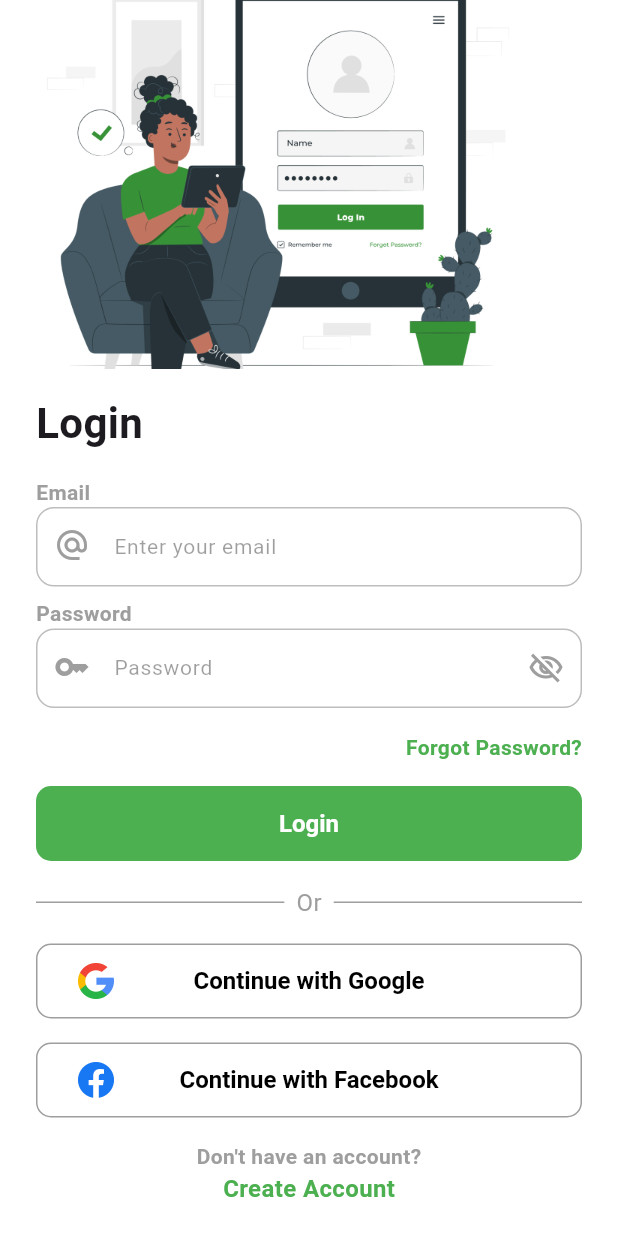
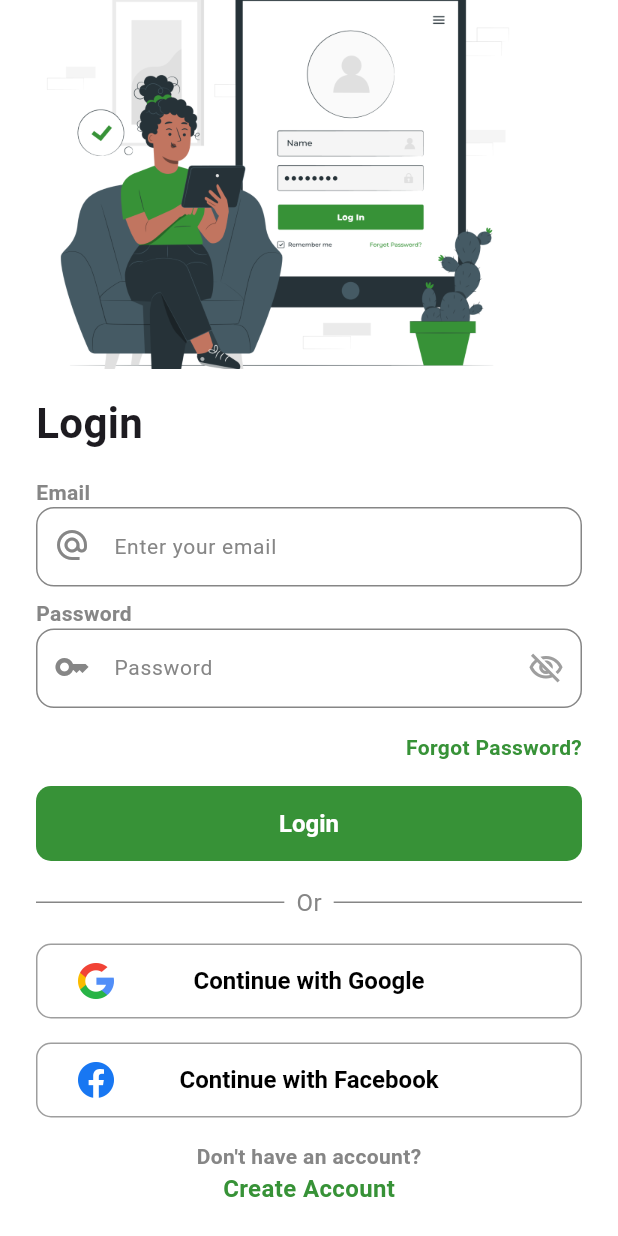
Before and after one commit to jamydevelop/Flutter-Upark-Driver, a Flutter app: the screen it shows after launch, on a phone screen of 412 x 824 dp. Run offline on Flutter 3.47's test engine with Material 3 defaults, Android fonts, the phone set to English and light mode, and no system bars; Roboto replaces fonts that are missing (Poppins).

Commit message:
added color.dart and implement it.

```diff
--- /dev/null
+++ b/upark_driver/lib/core/resources/colors.dart
@@ -0,0 +1,9 @@
+import 'dart:ui';
+
+/*In Flutter and Dart,
+you use the Color class with a hexadecimal integer to define colors.
+The color code should be prefixed with (0xFF)
+to include the alpha (opacity) channel.
+Here's how you can write your color constant: */
+const Color darkGreen = Color(0xFF379237);
+const Color grey = Color(0xFF868686);
--- a/upark_driver/lib/features/login/widget/button/login_button.widget.dart
+++ b/upark_driver/lib/features/login/widget/button/login_button.widget.dart
@@ -1,4 +1,5 @@
 import 'package:flutter/material.dart';
+import 'package:upark_driver/core/resources/colors.dart';
 import 'package:upark_driver/core/widget/common_button.dart';
 
 class LoginButtonWidget extends StatelessWidget {
@@ -12,7 +13,7 @@ class LoginButtonWidget extends StatelessWidget {
         Expanded(
           child: CommonButton(
             foregroundColor: Colors.white,
-            backgroundColor: Colors.green,
+            backgroundColor: darkGreen,
             child: Text(
               "Login",
               style: TextStyle(
--- a/upark_driver/lib/features/login/widget/text_field/email_textfield.widget.dart
+++ b/upark_driver/lib/features/login/widget/text_field/email_textfield.widget.dart
@@ -1,4 +1,5 @@
 import 'package:flutter/material.dart';
+import 'package:upark_driver/core/resources/colors.dart';
 import 'package:upark_driver/core/widget/common_text_field.dart';
 
 class EmailTextfieldWidget extends StatelessWidget {
@@ -8,9 +9,10 @@ class EmailTextfieldWidget extends StatelessWidget {
   Widget build(BuildContext context) {
     return CommonTextField(
       hintText: "Enter your email",
+      hintTextStyle: TextStyle(color: grey),
       prefixIcon: Icon(
         Icons.alternate_email,
-        color: Colors.grey,
+        color: grey,
       ),
       onFieldSubmitted: (value) {
         // Hide the on-screen keyboard
@@ -19,7 +21,7 @@ class EmailTextfieldWidget extends StatelessWidget {
       keyboardType: TextInputType.emailAddress,
       inputBorder: OutlineInputBorder(
         borderRadius: BorderRadius.circular(12.0),
-        borderSide: BorderSide(color: Colors.grey.shade400),
+        borderSide: BorderSide(color: grey),
       ),
     );
   }
--- a/upark_driver/lib/features/login/widget/text_field/password_textfield.widget.dart
+++ b/upark_driver/lib/features/login/widget/text_field/password_textfield.widget.dart
@@ -1,4 +1,5 @@
 import 'package:flutter/material.dart';
+import 'package:upark_driver/core/resources/colors.dart';
 import 'package:upark_driver/core/widget/common_text_field.dart';
 
 class PasswordTextfieldWidget extends StatelessWidget {
@@ -11,9 +12,10 @@ class PasswordTextfieldWidget extends StatelessWidget {
       hasShowHideTextIcon: true,
       maxLines: 1,
       hintText: "Password",
+      hintTextStyle: TextStyle(color: grey),
       prefixIcon: Icon(
         Icons.key_sharp,
-        color: Colors.grey,
+        color: grey,
       ),
       onFieldSubmitted: (value) {
         // Hide the on-screen keyboard
@@ -24,7 +26,7 @@ class PasswordTextfieldWidget extends StatelessWidget {
       keyboardType: TextInputType.text,
       inputBorder: OutlineInputBorder(
         borderRadius: BorderRadius.circular(12.0),
-        borderSide: BorderSide(color: Colors.grey.shade400),
+        borderSide: BorderSide(color: grey),
       ),
     );
   }
--- a/upark_driver/lib/features/login/widget/text_label/create_acc_text_label.widget.dart
+++ b/upark_driver/lib/features/login/widget/text_label/create_acc_text_label.widget.dart
@@ -1,4 +1,5 @@
 import 'package:flutter/material.dart';
+import 'package:upark_driver/core/resources/colors.dart';
 import 'package:upark_driver/core/resources/dimensions.dart';
 import 'package:upark_driver/core/widget/common_text_label.dart';
 
@@ -11,7 +12,7 @@ class CreateAccountTextLabelWidget extends StatelessWidget {
       mainAxisAlignment: MainAxisAlignment.center,
       children: [
         CommonTextLabel(
-          color: Colors.green,
+          color: darkGreen,
           text: "Create Account",
           fontSize: fontSizeCallout,
         ),
--- a/upark_driver/lib/features/login/widget/text_label/dont_have_acc_text_label.widget.dart
+++ b/upark_driver/lib/features/login/widget/text_label/dont_have_acc_text_label.widget.dart
@@ -1,4 +1,5 @@
 import 'package:flutter/material.dart';
+import 'package:upark_driver/core/resources/colors.dart';
 import 'package:upark_driver/core/resources/dimensions.dart';
 import 'package:upark_driver/core/widget/common_text_label.dart';
 
@@ -11,7 +12,7 @@ class DontHaveAccountTextLabelWidget extends StatelessWidget {
       mainAxisAlignment: MainAxisAlignment.center,
       children: [
         CommonTextLabel(
-          color: Colors.grey,
+          color: grey,
           text: "Don't have an account?",
           fontSize: fontSizeTitle4,
         ),
--- a/upark_driver/lib/features/login/widget/text_label/email_text_label.widget.dart
+++ b/upark_driver/lib/features/login/widget/text_label/email_text_label.widget.dart
@@ -1,4 +1,5 @@
 import 'package:flutter/material.dart';
+import 'package:upark_driver/core/resources/colors.dart';
 import 'package:upark_driver/core/resources/dimensions.dart';
 import 'package:upark_driver/core/widget/common_text_label.dart';
 
@@ -8,7 +9,7 @@ class EmailTextLabelWidget extends StatelessWidget {
   @override
   Widget build(BuildContext context) {
     return CommonTextLabel(
-      color: Colors.grey,
+      color: grey,
       text: "Email",
       fontSize: fontSizeTitle4,
     );
--- a/upark_driver/lib/features/login/widget/text_label/forgot_password_text_label.widget.dart
+++ b/upark_driver/lib/features/login/widget/text_label/forgot_password_text_label.widget.dart
@@ -1,4 +1,5 @@
 import 'package:flutter/material.dart';
+import 'package:upark_driver/core/resources/colors.dart';
 import 'package:upark_driver/core/resources/dimensions.dart';
 import 'package:upark_driver/core/widget/common_text_label.dart';
 
@@ -11,7 +12,7 @@ class ForgotPasswordTextLabelWidget extends StatelessWidget {
       mainAxisAlignment: MainAxisAlignment.end,
       children: [
         CommonTextLabel(
-          color: Colors.green,
+          color: darkGreen,
           text: "Forgot Password?",
           fontSize: fontSizeTitle4,
         ),
--- a/upark_driver/lib/features/login/widget/text_label/or_text_label.widget.dart
+++ b/upark_driver/lib/features/login/widget/text_label/or_text_label.widget.dart
@@ -1,4 +1,5 @@
 import 'package:flutter/material.dart';
+import 'package:upark_driver/core/resources/colors.dart';
 import 'package:upark_driver/core/resources/dimensions.dart';
 import 'package:upark_driver/core/widget/common_text_label.dart';
 
@@ -12,7 +13,7 @@ class OrTextLabelWidget extends StatelessWidget {
       children: [
         Expanded(
           child: Divider(
-            color: Colors.grey,
+            color: grey,
             height: 1.0,
             thickness: 1,
           ),
@@ -22,13 +23,13 @@ class OrTextLabelWidget extends StatelessWidget {
           child: CommonTextLabel(
             text: "Or",
             fontWeight: FontWeight.normal,
-            color: Colors.grey,
+            color: grey,
             fontSize: fontSizeCallout,
           ),
         ),
         Expanded(
           child: Divider(
-            color: Colors.grey,
+            color: grey,
             height: 1.0,
             thickness: 1,
           ),
--- a/upark_driver/lib/features/login/widget/text_label/password_text_label.dart
+++ b/upark_driver/lib/features/login/widget/text_label/password_text_label.dart
@@ -1,4 +1,5 @@
 import 'package:flutter/material.dart';
+import 'package:upark_driver/core/resources/colors.dart';
 import 'package:upark_driver/core/resources/dimensions.dart';
 import 'package:upark_driver/core/widget/common_text_label.dart';
 
@@ -8,7 +9,7 @@ class PasswordTextLabelWidget extends StatelessWidget {
   @override
   Widget build(BuildContext context) {
     return CommonTextLabel(
-      color: Colors.grey,
+      color: grey,
       text: "Password",
       fontSize: fontSizeTitle4,
     );
```
Also changed, not shown: upark_driver/assets/images/splash_icon.png (added).
